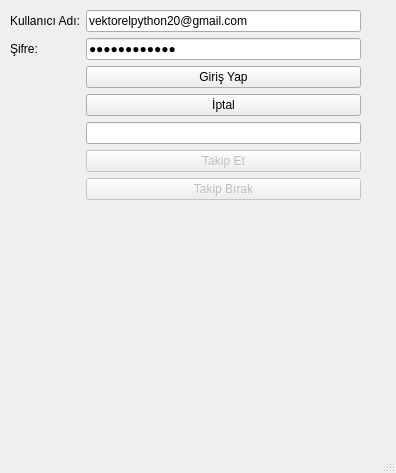
The window that Ibrahim/Proje/UIS/Ana.ui (VektorelPythonOnlineClass1/Egzersizler) describes before a commit, drawn with Qt 5.
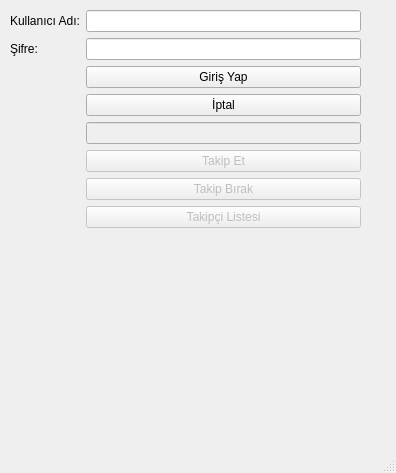
The same window after the commit.

Commit message: 24072020_Hayırlı Cumalar

What changed in the file:
```diff
--- a/Ibrahim/Proje/UIS/Ana.ui
+++ b/Ibrahim/Proje/UIS/Ana.ui
@@ -37,7 +37,7 @@
         <string/>
        </property>
        <property name="text">
-        <string>vektorelpython20@gmail.com</string>
+        <string/>
        </property>
       </widget>
      </item>
@@ -51,7 +51,7 @@
      <item row="1" column="1">
       <widget class="QLineEdit" name="txtSifre">
        <property name="text">
-        <string>Vektorel2004</string>
+        <string/>
        </property>
        <property name="echoMode">
         <enum>QLineEdit::Password</enum>
@@ -75,7 +75,7 @@
        </property>
       </widget>
      </item>
-     <item row="7" column="1">
+     <item row="8" column="1">
       <widget class="QLabel" name="lblSonuc">
        <property name="text">
         <string/>
@@ -83,7 +83,11 @@
       </widget>
      </item>
      <item row="4" column="1">
-      <widget class="QLineEdit" name="txtFollow"/>
+      <widget class="QLineEdit" name="txtFollow">
+       <property name="enabled">
+        <bool>false</bool>
+       </property>
+      </widget>
      </item>
      <item row="5" column="1">
       <widget class="QPushButton" name="btFollow">
@@ -105,6 +109,16 @@
        </property>
       </widget>
      </item>
+     <item row="7" column="1">
+      <widget class="QPushButton" name="btFollowList">
+       <property name="enabled">
+        <bool>false</bool>
+       </property>
+       <property name="text">
+        <string>Takipçi Listesi</string>
+       </property>
+      </widget>
+     </item>
     </layout>
    </widget>
   </widget>
```
The commit also changes 2 other files.
